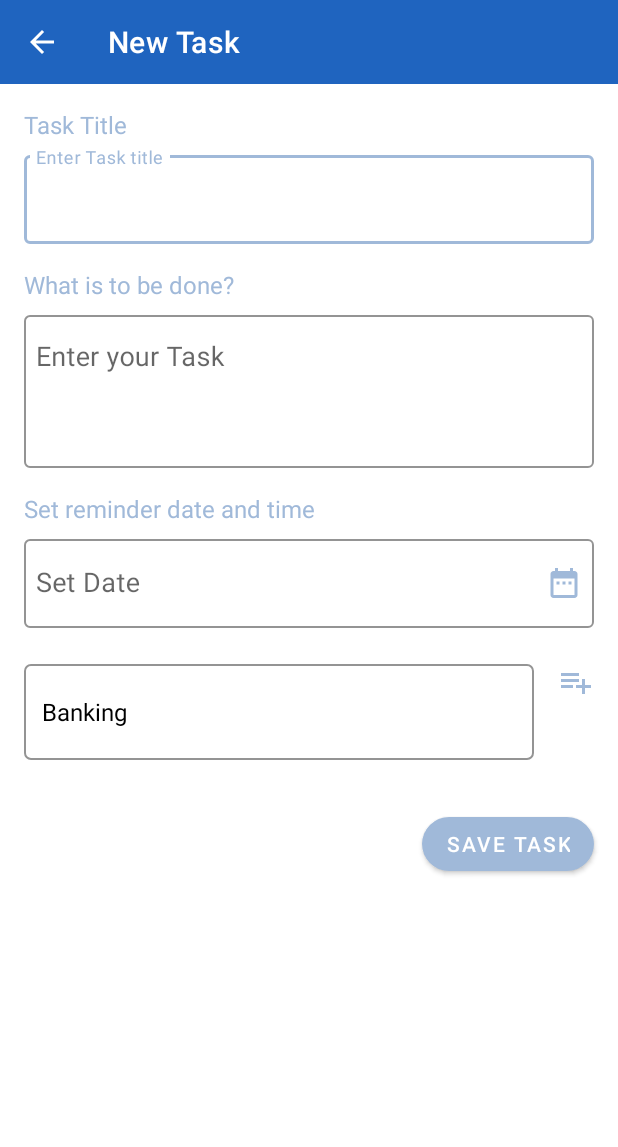
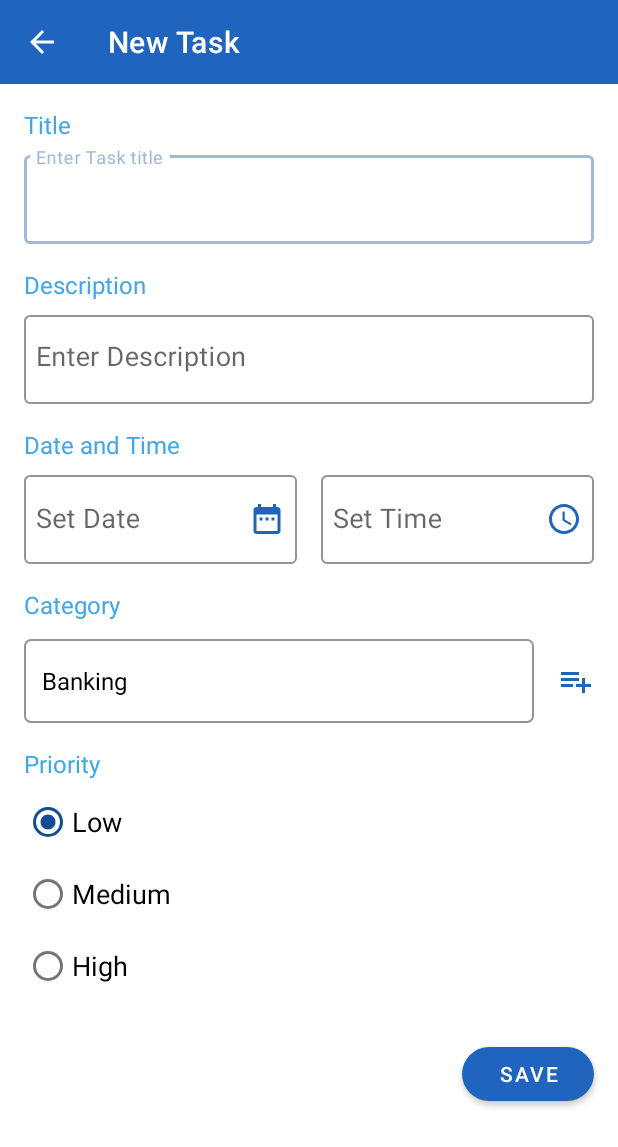
Before and after one commit to sanidhyakr18/TodoList, an Android app: the TaskActivity screen opened directly, with no data from a screen before it, on a phone screen of 412 x 824 dp. Shown: the top 1147 px of the screen. Run offline under Robolectric (Android 15) with nearby library versions, the phone set to English and light mode, and no system bars; our stand-ins replace Room's generated code.

Commit message:
set priority

```diff
--- a/app/src/main/java/com/sandystudios/todocb/TaskActivity.kt
+++ b/app/src/main/java/com/sandystudios/todocb/TaskActivity.kt
@@ -160,9 +160,6 @@ class TaskActivity : AppCompatActivity(), View.OnClickListener {
         val sdf = SimpleDateFormat(myformat)
         finalDate = myCalendar.time.time
         dateEdt.setText(sdf.format(myCalendar.time))
-
-        timeInptLay.visibility = View.VISIBLE
-
     }
 
 }
--- a/app/src/main/res/layout/activity_task.xml
+++ b/app/src/main/res/layout/activity_task.xml
@@ -26,8 +26,8 @@
             android:layout_marginStart="16dp"
             android:layout_marginTop="16dp"
             android:layout_marginBottom="4dp"
-            android:text="Task Title"
-            android:textColor="@color/colorAccent"
+            android:text="@string/title"
+            android:textColor="@color/blue"
             android:textSize="16sp" />
 
         <com.google.android.material.textfield.TextInputLayout
@@ -43,8 +43,8 @@
             <com.google.android.material.textfield.TextInputEditText
                 android:layout_width="match_parent"
                 android:layout_height="wrap_content"
-                android:hint="Enter Task title"
-                android:inputType="textCapWords"
+                android:hint="@string/enter_task_title"
+                android:inputType="textCapSentences"
                 android:paddingStart="8dp"
                 android:paddingEnd="8dp"
                 android:textSize="18sp" />
@@ -55,8 +55,8 @@
             android:layout_height="wrap_content"
             android:layout_marginStart="16dp"
             android:layout_marginBottom="4dp"
-            android:text="What is to be done?"
-            android:textColor="@color/colorAccent"
+            android:text="@string/description"
+            android:textColor="@color/blue"
             android:textSize="16sp" />
 
         <com.google.android.material.textfield.TextInputLayout
@@ -73,7 +73,8 @@
                 android:layout_width="match_parent"
                 android:layout_height="wrap_content"
                 android:gravity="start"
-                android:hint="Enter your Task"
+                android:hint="@string/enter_description"
+                android:inputType="textCapSentences"
                 android:lines="3"
                 android:paddingStart="8dp"
                 android:paddingEnd="8dp"
@@ -85,16 +86,23 @@
             android:layout_height="wrap_content"
             android:layout_marginStart="16dp"
             android:layout_marginBottom="4dp"
-            android:text="Set reminder date and time"
-            android:textColor="@color/colorAccent"
+            android:text="@string/date_and_time"
+            android:textColor="@color/blue"
             android:textSize="16sp" />
 
-        <com.google.android.material.textfield.TextInputLayout
+        <LinearLayout
             android:layout_width="match_parent"
             android:layout_height="wrap_content"
+            android:orientation="horizontal"
+            android:baselineAligned="false">
+
+            <com.google.android.material.textfield.TextInputLayout
+                android:layout_width="0dp"
+                android:layout_height="wrap_content"
                 android:layout_marginStart="16dp"
-            android:layout_marginEnd="16dp"
+                android:layout_marginEnd="8dp"
                 android:layout_marginBottom="16dp"
+                android:layout_weight="1"
                 app:boxStrokeColor="@color/colorAccent"
                 app:hintTextColor="@color/colorAccent">
 
@@ -106,22 +114,22 @@
                     android:cursorVisible="false"
                     android:drawableEnd="@drawable/ic_baseline_date_range_24"
                     android:drawablePadding="8dp"
-                android:drawableTint="@color/colorAccent"
+                    android:drawableTint="@color/colorPrimary"
                     android:focusable="false"
-                android:hint="Set Date"
+                    android:hint="@string/set_date"
                     android:paddingStart="8dp"
                     android:paddingEnd="8dp"
                     android:textSize="18sp" />
             </com.google.android.material.textfield.TextInputLayout>
 
             <com.google.android.material.textfield.TextInputLayout
-            android:id="@+id/timeInptLay"
-            android:layout_width="match_parent"
+                android:layout_width="0dp"
                 android:layout_height="wrap_content"
-            android:layout_marginStart="16dp"
+                android:layout_marginStart="8dp"
                 android:layout_marginEnd="16dp"
                 android:layout_marginBottom="16dp"
-            android:visibility="gone"
+                android:layout_weight="1"
+                android:visibility="visible"
                 app:boxStrokeColor="@color/colorAccent"
                 app:hintTextColor="@color/colorAccent">
 
@@ -133,13 +141,23 @@
                     android:cursorVisible="false"
                     android:drawableEnd="@drawable/ic_baseline_access_time_24"
                     android:drawablePadding="8dp"
-                android:drawableTint="@color/colorAccent"
+                    android:drawableTint="@color/colorPrimary"
                     android:focusable="false"
-                android:hint="Set Time"
+                    android:hint="@string/set_time"
                     android:paddingStart="8dp"
                     android:paddingEnd="8dp"
                     android:textSize="18sp" />
             </com.google.android.material.textfield.TextInputLayout>
+        </LinearLayout>
+
+        <TextView
+            android:layout_width="wrap_content"
+            android:layout_height="wrap_content"
+            android:layout_marginStart="16dp"
+            android:layout_marginBottom="4dp"
+            android:text="@string/category"
+            android:textColor="@color/blue"
+            android:textSize="16sp" />
 
         <LinearLayout
             android:layout_width="match_parent"
@@ -149,32 +167,78 @@
             android:layout_marginTop="8dp"
             android:layout_marginEnd="16dp"
             android:layout_marginRight="16dp"
+            android:layout_marginBottom="16dp"
             android:orientation="horizontal">
 
             <Spinner
                 android:id="@+id/spinnerCategory"
                 android:layout_width="0dp"
-                android:layout_height="wrap_content"
+                android:layout_height="56dp"
                 android:layout_marginEnd="16dp"
                 android:layout_weight="1" />
 
             <ImageView
-                android:id="@+id/imgAddCategory"
                 android:layout_width="wrap_content"
                 android:layout_height="wrap_content"
+                android:layout_marginTop="16dp"
                 android:src="@drawable/ic_baseline_playlist_add_24"
-                app:tint="@color/colorAccent" />
+                app:tint="@color/colorPrimary" />
         </LinearLayout>
+
+        <TextView
+            android:layout_width="wrap_content"
+            android:layout_height="wrap_content"
+            android:layout_marginStart="16dp"
+            android:layout_marginBottom="4dp"
+            android:text="@string/priority"
+            android:textColor="@color/blue"
+            android:textSize="16sp" />
+
+        <RadioGroup
+            android:id="@+id/priorityInput"
+            android:layout_width="match_parent"
+            android:layout_height="wrap_content"
+            android:layout_marginStart="16dp"
+            android:layout_marginEnd="16dp"
+            android:orientation="vertical">
+
+            <RadioButton
+                android:id="@+id/low"
+                android:layout_width="wrap_content"
+                android:layout_height="wrap_content"
+                android:layout_marginEnd="16dp"
+                android:checked="true"
+                android:text="@string/low"
+                android:textSize="18sp" />
+
+            <RadioButton
+                android:id="@+id/medium"
+                android:layout_width="wrap_content"
+                android:layout_height="wrap_content"
+                android:layout_marginEnd="16dp"
+                android:checked="false"
+                android:text="@string/medium"
+                android:textSize="18sp" />
+
+            <RadioButton
+                android:id="@+id/high"
+                android:layout_width="wrap_content"
+                android:layout_height="wrap_content"
+                android:checked="false"
+                android:text="@string/high"
+                android:textSize="18sp" />
+        </RadioGroup>
 
         <com.google.android.material.button.MaterialButton
             android:id="@+id/saveBtn"
             android:layout_width="wrap_content"
             android:layout_height="wrap_content"
             android:layout_gravity="end"
-            android:layout_marginTop="32dp"
+            android:layout_marginTop="24dp"
             android:layout_marginEnd="16dp"
-            android:text="Save Task"
-            app:backgroundTint="@color/colorAccent"
+            android:layout_marginBottom="16dp"
+            android:text="@string/save"
+            app:backgroundTint="@color/colorPrimary"
             app:cornerRadius="25dp" />
     </LinearLayout>
 </ScrollView>
```
Lines whose indentation alone changed are shown as unchanged.
